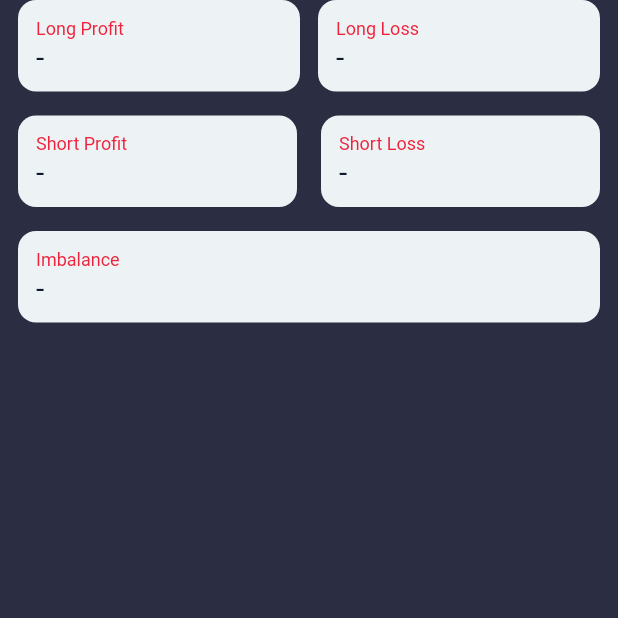
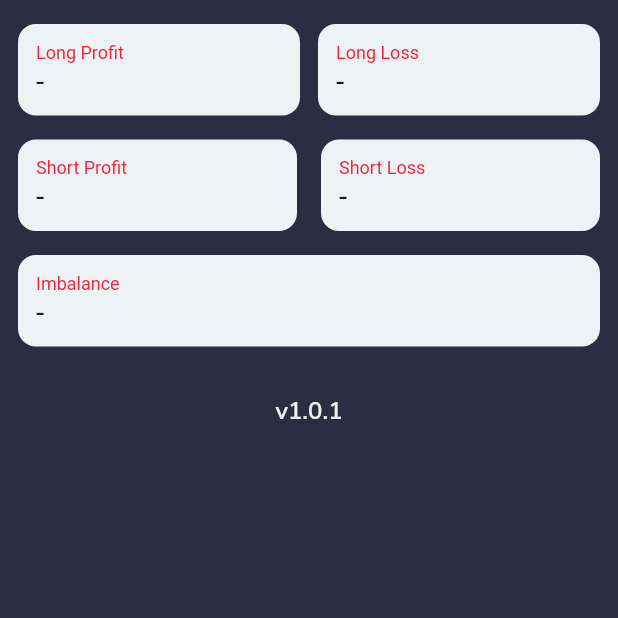
Before and after one commit to Omar-Khaium/imbalance, a Flutter app: the screen it shows after launch, on a phone screen of 412 x 824 dp, the top half of it. Run offline on Flutter 3.47's test engine with Material 2 defaults, Android fonts, the phone set to English and light mode, and no system bars; our stand-ins replace flutter_bloc, get_it, google_fonts, tuple; Roboto replaces fonts that are missing (Sansita).

Commit message:
version updated

```diff
--- a/lib/features/calculator/presentation/page/calculator.dart
+++ b/lib/features/calculator/presentation/page/calculator.dart
@@ -1,6 +1,7 @@
 import 'package:flutter/material.dart';
 
 import '../../../../core/color.dart';
+import '../../../../core/text_styles.dart';
 import '../../../../dependencies.dart';
 import '../widget/imbalance.dart';
 import '../widget/long.dart';
@@ -16,15 +17,21 @@ class CalculatorPage extends StatelessWidget {
       backgroundColor: theme.background,
       body: Padding(
         padding: MediaQuery.of(context).viewPadding.copyWith(left: 12, right: 12),
-        child: const SingleChildScrollView(
+        child: SingleChildScrollView(
           child: Column(
             mainAxisSize: MainAxisSize.min,
             children: [
-              LongWidget(),
-              SizedBox(height: 16),
-              ShortWidget(),
-              SizedBox(height: 16),
-              ImbalanceWidget(),
+              const SizedBox(height: 16),
+              const LongWidget(),
+              const SizedBox(height: 16),
+              const ShortWidget(),
+              const SizedBox(height: 16),
+              const ImbalanceWidget(),
+              const SizedBox(height: 16),
+              Text(
+                "v1.0.1",
+                style: TextStyles.chip(context: context, color: theme.card),
+              ),
             ],
           ),
         ),
--- a/pubspec.yaml
+++ b/pubspec.yaml
@@ -1,7 +1,7 @@
 name: calculator
 description: A new Flutter project.
 publish_to: 'none'
-version: 1.0.0+3
+version: 1.0.1+101
 
 environment:
   sdk: '>=2.19.6 <3.0.0'
```
